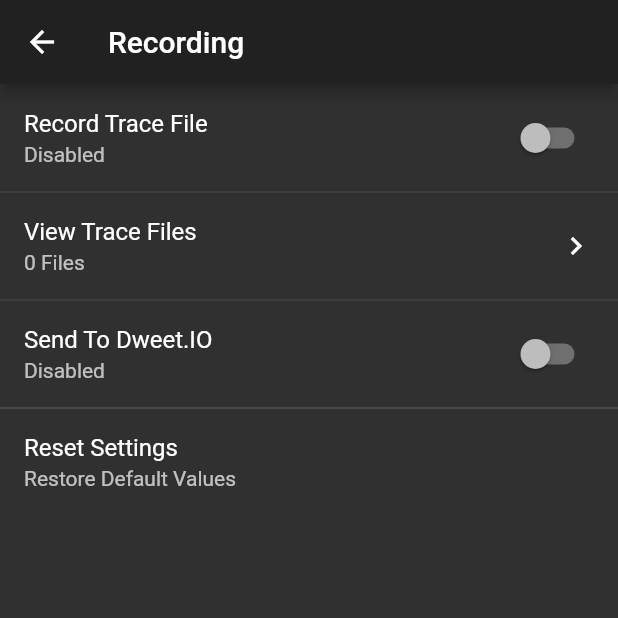
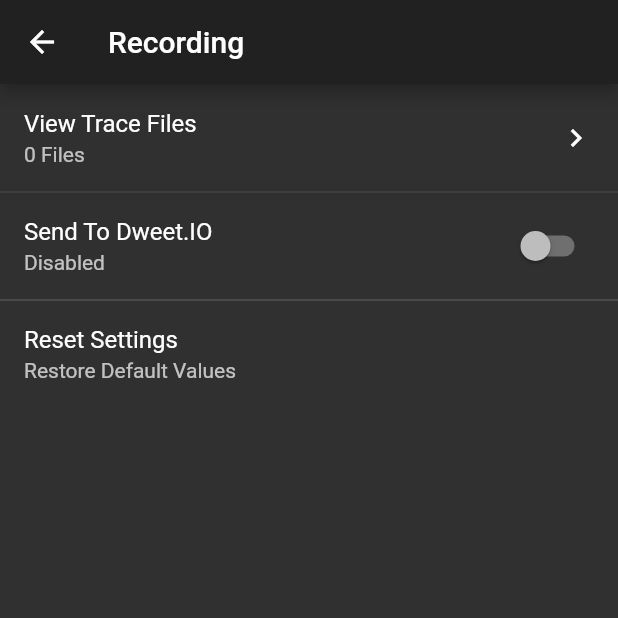
Before and after one commit to Prateek-Prakash/OpenXC, a Flutter app: the screen it shows after launch, item 4 of the bottom bar chosen, after a tap on "Recording", on a phone screen of 412 x 824 dp, the top half of it. Run offline on Flutter 3.47's test engine with Material 2 defaults, Android fonts, the phone set to English and light mode, and no system bars; our stand-ins replace badges, flutter_blue, shared_preferences.

Commit message:
Remove Record Trace File Preference

```diff
--- a/lib/main.dart
+++ b/lib/main.dart
@@ -530,7 +530,7 @@ class _SettingsTabState extends State<SettingsTab> {
                 backgroundColor: Colors.transparent,
               ),
               title: Text('Recording'),
-              subtitle: Text('Trace File • Dweet.IO'),
+              subtitle: Text('Trace Files • Dweet.IO'),
               trailing: Icon(Icons.keyboard_arrow_right),
               onTap: () {
                 Navigator.push(context, MaterialPageRoute(builder: (context) => RecordingSettingsPage()));
@@ -562,7 +562,6 @@ class RecordingSettingsPage extends StatefulWidget {
 }
 
 class _RecordingSettingsPageState extends State<RecordingSettingsPage> {
-  bool _recordTraceFile = false;
   int _traceFileCount = 0;
   bool _sendToDweet = false;
   String _dweetThingName = 'Questionable-Koala';
@@ -570,7 +569,6 @@ class _RecordingSettingsPageState extends State<RecordingSettingsPage> {
   void _restorePrefs() async {
     SharedPreferences sharedPrefs = await SharedPreferences.getInstance();
     setState(() {
-      _recordTraceFile = sharedPrefs.getBool('RECORD_TRACE_FILE') ?? false;
       _traceFileCount = sharedPrefs.getInt('TRACE_FILE_COUNT') ?? 0;
       _sendToDweet = sharedPrefs.getBool('SEND_TO_DWEET') ?? false;
       _dweetThingName = sharedPrefs.getString('DWEET_THING_NAME') ?? 'Questionable-Koala';
@@ -579,7 +577,6 @@ class _RecordingSettingsPageState extends State<RecordingSettingsPage> {
 
   void _savePrefs() async {
     SharedPreferences sharedPrefs = await SharedPreferences.getInstance();
-    await sharedPrefs.setBool('RECORD_TRACE_FILE', _recordTraceFile);
     await sharedPrefs.setInt('TRACE_FILE_COUNT', _traceFileCount);
     await sharedPrefs.setBool('SEND_TO_DWEET', _sendToDweet);
     await sharedPrefs.setString('DWEET_THING_NAME', _dweetThingName);
@@ -612,17 +609,6 @@ class _RecordingSettingsPageState extends State<RecordingSettingsPage> {
         children: ListTile.divideTiles(
           context: context,
           tiles: [
-            SwitchListTile(
-              activeColor: appTheme.accentColor,
-              value: _recordTraceFile,
-              title: Text('Record Trace File'),
-              subtitle: Text(_recordTraceFile ? 'Enabled' : 'Disabled'),
-              onChanged: (value) async {
-                setState(() {
-                  _recordTraceFile = !_recordTraceFile;
-                });
-              },
-            ),
             ListTile(
               title: Text('View Trace Files'),
               subtitle: Text('$_traceFileCount Files'),
@@ -663,7 +649,6 @@ class _RecordingSettingsPageState extends State<RecordingSettingsPage> {
               subtitle: Text('Restore Default Values'),
               onTap: () {
                 setState(() {
-                  _recordTraceFile = false;
                   _sendToDweet = false;
                 });
               },
```
